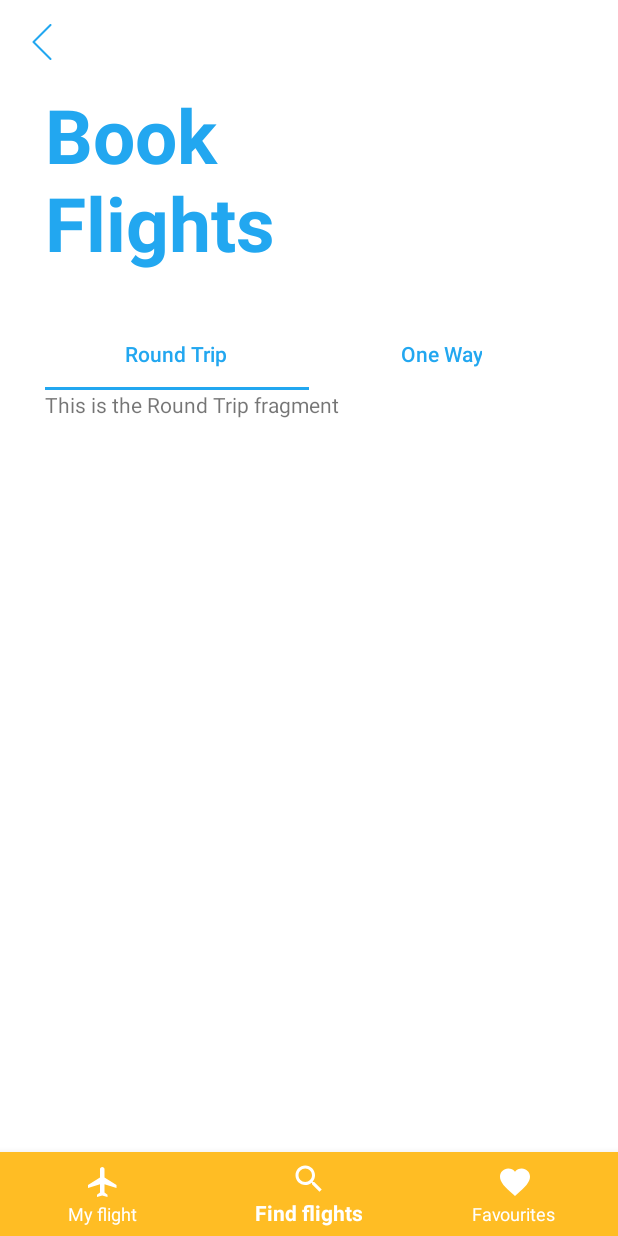
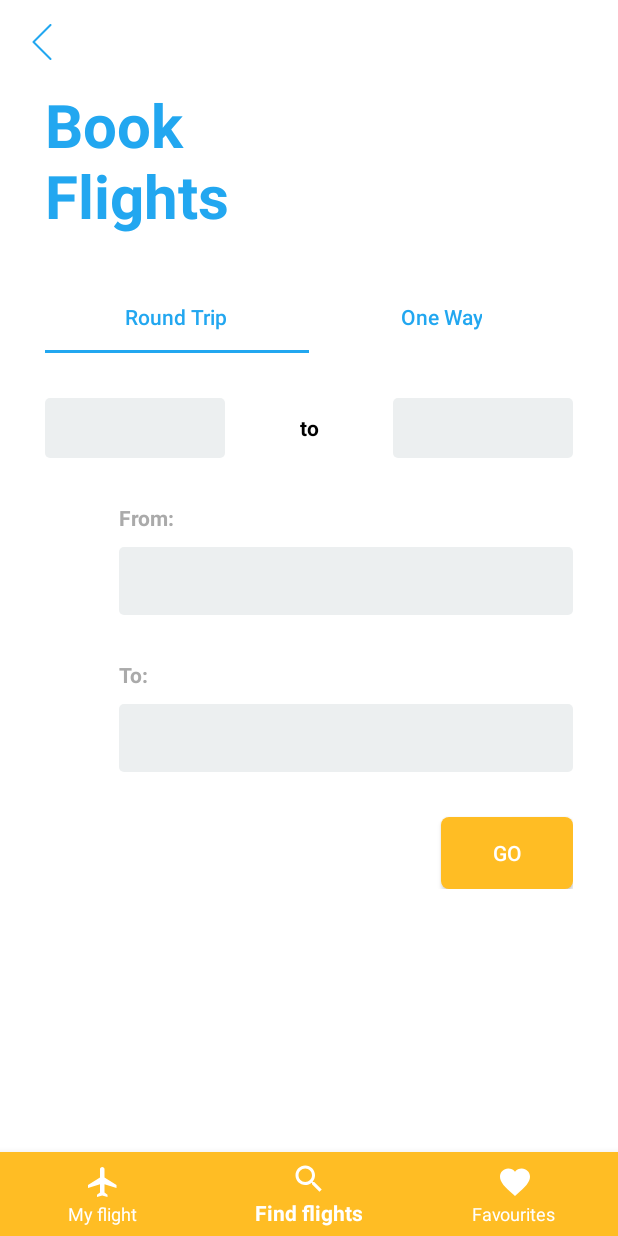
Before and after one commit to fashbot/flight_checker_app, an Android app: the screen it shows after launch (MainActivity), item 2 of the bottom bar chosen, on a phone screen of 412 x 824 dp. Run offline under Robolectric (Android 15) with nearby library versions, the phone set to English and light mode, and no system bars.

Commit message:
Add Basic UI to Round Trip tab

```diff
--- a/app/src/main/java/yass/stephanie/com/flight_checker/ui/findfragment/RoundTripFragment.kt
+++ b/app/src/main/java/yass/stephanie/com/flight_checker/ui/findfragment/RoundTripFragment.kt
@@ -1,5 +1,6 @@
 package yass.stephanie.com.flight_checker.ui.findfragment
 
+import android.app.DatePickerDialog
 import android.arch.lifecycle.ViewModelProviders
 import android.os.Bundle
 import android.support.v4.app.Fragment
@@ -30,4 +31,5 @@ class RoundTripFragment : Fragment() {
         // TODO: Use the ViewModel
     }
 
+
 }
--- /dev/null
+++ b/app/src/main/res/drawable/ic_spinner_background.xml
@@ -0,0 +1,8 @@
+<shape xmlns:android="http://schemas.android.com/apk/res/android" android:id="@+id/listview_background_shape">
+    <padding android:left="2dp"
+             android:top="2dp"
+             android:right="2dp"
+             android:bottom="2dp"/>
+    <corners android:radius="3dp"/>
+    <solid android:color="#80DADFE1"/>
+</shape>
--- /dev/null
+++ b/app/src/main/res/drawable/ic_submit_button_background.xml
@@ -0,0 +1,8 @@
+<shape xmlns:android="http://schemas.android.com/apk/res/android" android:id="@+id/listview_background_shape">
+    <padding android:left="2dp"
+             android:top="2dp"
+             android:right="2dp"
+             android:bottom="2dp"/>
+    <corners android:radius="5dp"/>
+    <solid android:color="@color/navigationBackgroundColor"/>
+</shape>
--- a/app/src/main/res/layout/book_flights_fragment.xml
+++ b/app/src/main/res/layout/book_flights_fragment.xml
@@ -18,7 +18,7 @@
             android:layout_width="match_parent"
             android:layout_height="wrap_content"
             android:text="@string/title_book_flights"
-            android:textSize="50dp"
+            android:textSize="40dp"
             android:textAlignment="textStart"
             android:paddingLeft="30dp"
             android:textStyle="bold"
@@ -54,10 +54,10 @@
     </android.support.design.widget.TabLayout>
 
     <android.support.v4.view.ViewPager
-            android:layout_marginLeft="30dp"
-            android:layout_marginRight="30dp"
+            android:layout_margin="30dp"
             android:layout_width="match_parent"
             android:layout_height="0dp"
+            app:layout_constraintBottom_toBottomOf="parent"
             app:layout_constraintTop_toBottomOf="@id/book_flights_tab_layout"
             android:id="@+id/view_pager"/>
 
--- a/app/src/main/res/layout/round_trip_fragment.xml
+++ b/app/src/main/res/layout/round_trip_fragment.xml
@@ -1,14 +1,47 @@
 <?xml version="1.0" encoding="utf-8"?>
-<FrameLayout
+<android.support.constraint.ConstraintLayout
         xmlns:android="http://schemas.android.com/apk/res/android"
-        xmlns:tools="http://schemas.android.com/tools"
-        android:layout_width="match_parent"
-        android:layout_height="match_parent"
-        tools:context=".ui.findfragment.RoundTripFragment">
+        xmlns:app="http://schemas.android.com/apk/res-auto"
+        android:layout_width="match_parent" android:layout_height="match_parent"
+        android:layout_margin="40dp"
+        android:layout_marginTop="100dp">
+
+    <Spinner
+            android:id="@+id/round_trip_from_spinner"
+            android:layout_width="120dp"
+            app:layout_constraintTop_toTopOf="parent"
+            android:background="@drawable/ic_spinner_background"
+            app:layout_constraintStart_toStartOf="parent"
+            android:layout_height="40dp"/>
 
     <TextView
+            android:id="@+id/round_trip_to_text"
+            android:layout_width="60dp"
+            android:textAlignment="center"
+            android:paddingTop="10dp"
+            android:textSize="14dp"
+            android:textColor="@android:color/black"
+            android:textStyle="bold"
+            android:layout_height="40dp"
+            app:layout_constraintTop_toTopOf="parent"
+            app:layout_constraintStart_toEndOf="@+id/round_trip_from_spinner"
+            app:layout_constraintEnd_toStartOf="@id/round_trip_to_spinner"
+            android:text="to"/>
+
+    <Spinner
+            android:id="@+id/round_trip_to_spinner"
+            android:layout_width="120dp"
+            app:layout_constraintTop_toTopOf="parent"
+            android:background="@drawable/ic_spinner_background"
+            app:layout_constraintEnd_toEndOf="parent"
+            android:layout_height="40dp"/>
+
+    <include
             android:layout_width="match_parent"
-            android:layout_height="match_parent"
-            android:text="This is the Round Trip fragment"/>
+            android:layout_marginTop="30dp"
+            android:layout_height="wrap_content"
+            app:layout_constraintTop_toBottomOf="@id/round_trip_to_spinner"
+            layout="@layout/round_trip_select_destination_fragment" />
 
-</FrameLayout>
+
+</android.support.constraint.ConstraintLayout>
--- /dev/null
+++ b/app/src/main/res/layout/round_trip_select_destination_fragment.xml
@@ -0,0 +1,74 @@
+<?xml version="1.0" encoding="utf-8"?>
+<android.support.constraint.ConstraintLayout xmlns:android="http://schemas.android.com/apk/res/android"
+                                             xmlns:app="http://schemas.android.com/apk/res-auto"
+                                             android:layout_width="match_parent"
+                                             android:layout_height="match_parent"
+                                             android:layout_weight="1">
+
+    <ImageView android:layout_width="4dp"
+               android:id="@+id/round_trip_from_selector_divider"
+               android:layout_height="match_parent"
+               android:layout_marginLeft="30dp"
+               app:layout_constraintStart_toStartOf="parent"
+               android:background="@color/mainActivityBackgroundColor"/>
+
+
+    <TextView
+            android:id="@+id/round_trip_from_selector_text"
+            android:layout_width="wrap_content"
+            android:textAlignment="textStart"
+            android:textColor="@android:color/darker_gray"
+            android:textStyle="bold"
+            android:layout_height="wrap_content"
+            android:layout_marginLeft="15dp"
+            app:layout_constraintTop_toTopOf="parent"
+            app:layout_constraintStart_toEndOf="@id/round_trip_from_selector_divider"
+            android:text="From:"/>
+
+    <Spinner
+            android:id="@+id/round_trip_from_spinner"
+            android:layout_width="0dp"
+            android:layout_marginTop="10dp"
+            android:layout_marginLeft="15dp"
+            app:layout_constraintTop_toBottomOf="@id/round_trip_from_selector_text"
+            app:layout_constraintStart_toEndOf="@id/round_trip_from_selector_divider"
+            app:layout_constraintEnd_toEndOf="parent"
+            android:background="@drawable/ic_spinner_background"
+            android:layout_height="45dp"/>
+
+    <TextView
+            android:id="@+id/round_trip_to_selector_text"
+            android:layout_width="wrap_content"
+            android:textAlignment="textStart"
+            android:textColor="@android:color/darker_gray"
+            android:layout_marginTop="30dp"
+            android:textStyle="bold"
+            android:layout_height="wrap_content"
+            android:layout_marginLeft="15dp"
+            app:layout_constraintTop_toBottomOf="@id/round_trip_from_spinner"
+            app:layout_constraintStart_toEndOf="@id/round_trip_from_selector_divider"
+            android:text="To:"/>
+
+    <Spinner
+            android:id="@+id/round_trip_to_spinner"
+            android:layout_width="0dp"
+            android:layout_marginTop="10dp"
+            android:layout_marginLeft="15dp"
+            android:background="@drawable/ic_spinner_background"
+            app:layout_constraintTop_toBottomOf="@id/round_trip_to_selector_text"
+            app:layout_constraintStart_toEndOf="@id/round_trip_from_selector_divider"
+            app:layout_constraintEnd_toEndOf="parent"
+            android:layout_height="45dp"/>
+
+    <Button android:layout_width="wrap_content"
+            android:layout_height="wrap_content"
+            android:layout_marginTop="30dp"
+            app:layout_constraintTop_toBottomOf="@id/round_trip_to_spinner"
+            app:layout_constraintEnd_toEndOf="parent"
+            android:textColor="@android:color/white"
+            android:background="@drawable/ic_submit_button_background"
+            android:id="@+id/round_trip_search_submit"
+            android:text="Go"/>
+
+
+</android.support.constraint.ConstraintLayout>
```
